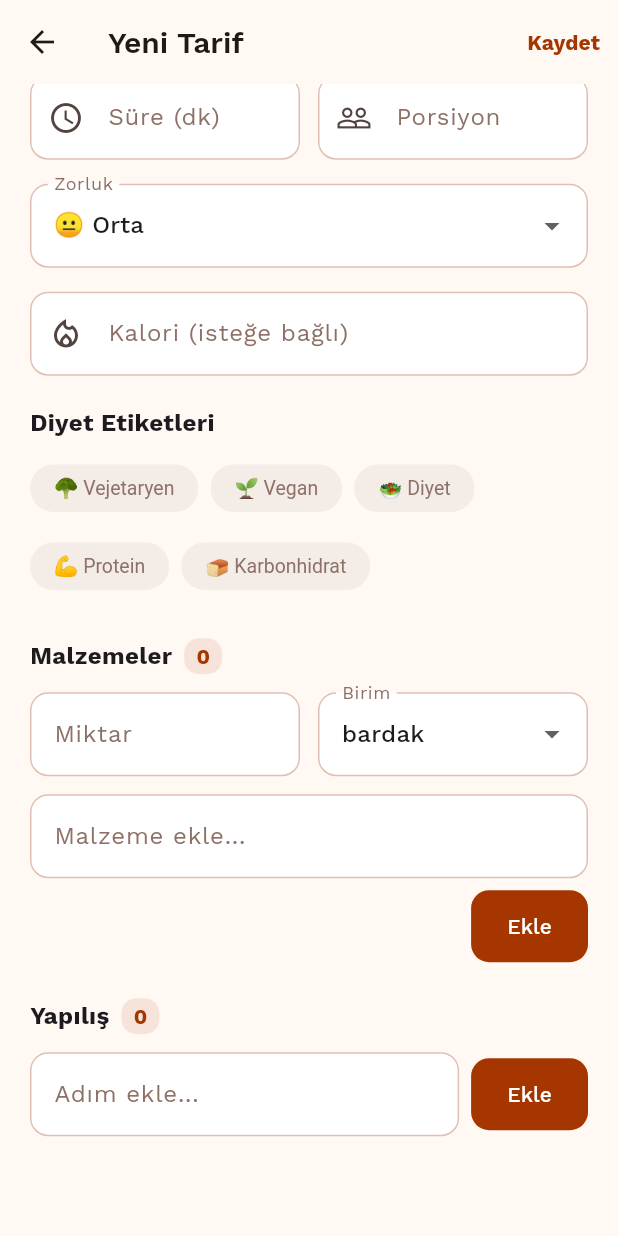
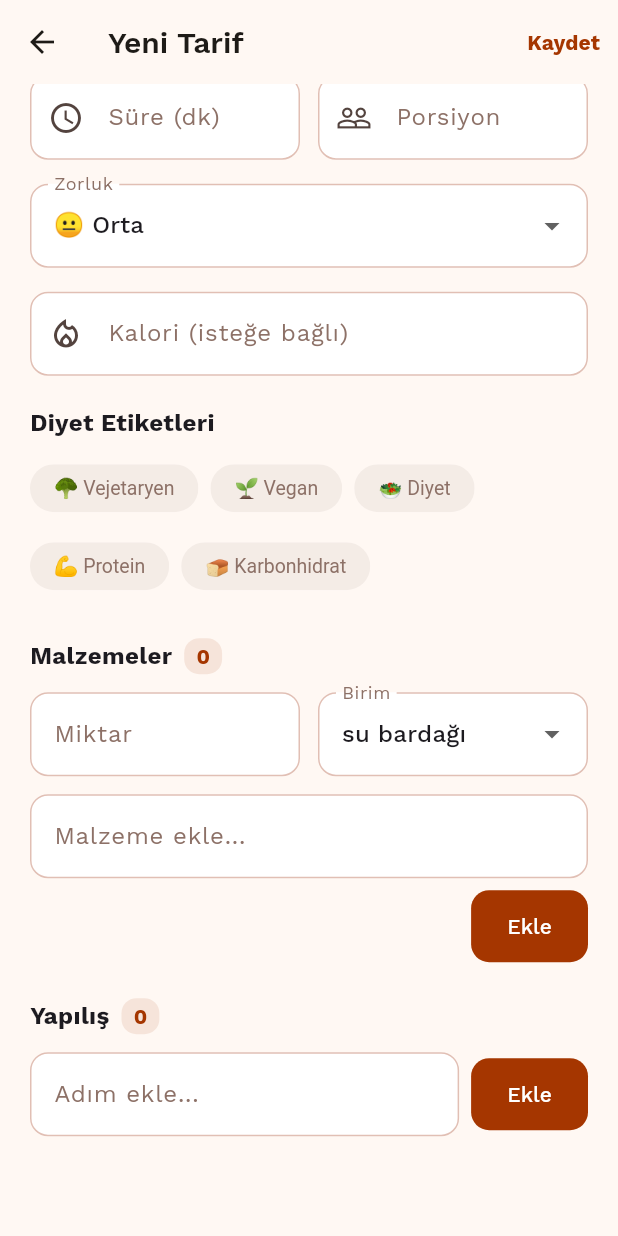
Before and after one commit to mervegndo/recipeApp, a Flutter app: the AddRecipeScreen screen opened directly with empty values, scrolled down 562 dp, on a phone screen of 412 x 824 dp. Run offline on Flutter 3.47's test engine with Material 3 defaults, Android fonts, the phone set to English and light mode, and no system bars; our stand-ins replace cached_network_image, cloud_firestore, firebase_auth, firebase_core, firebase_storage, google_fonts and 2 more; missing offline and left inert: translator; accounts and stored records are empty.

Commit message:
İyileştirmeler

```diff
--- a/lib/screens/auth/login_screen.dart
+++ b/lib/screens/auth/login_screen.dart
@@ -109,7 +109,9 @@ class _LoginScreenState extends State<LoginScreen> {
           ),
           ElevatedButton(
             onPressed: () async {
-              if (emailController.text.trim().isEmpty) return;
+              if (emailController.text.trim().isEmpty) {
+                return;
+              }
               try {
                 await _authService.resetPassword(emailController.text.trim());
                 if (mounted) {
--- a/lib/screens/auth/register_screen.dart
+++ b/lib/screens/auth/register_screen.dart
@@ -205,9 +205,6 @@ class _RegisterScreenState extends State<RegisterScreen> {
                   decoration: InputDecoration(
                     labelText: s.isEnglish ? 'Full Name' : 'Ad Soyad',
                     prefixIcon: const Icon(Icons.person_outline),
-                    helperText: s.isEnglish
-                        ? 'Letters only, no numbers'
-                        : 'Yalnızca harf girilir, sayı girilmez',
                     helperStyle: const TextStyle(fontSize: 11),
                   ),
                   validator: (v) {
@@ -248,7 +245,7 @@ class _RegisterScreenState extends State<RegisterScreen> {
                       return s.isEnglish ? 'Email cannot be empty' : 'E-posta boş olamaz';
                     }
                     final emailRegex =
-                    RegExp(r'^[\w.+\-]+@[a-zA-Z\d\-]+\.[a-zA-Z]{2,}$');
+                    RegExp(r'^[\w.+\-]+@([a-zA-Z\d\-]+\.)+[a-zA-Z]{2,}$');
                     if (!emailRegex.hasMatch(v.trim())) {
                       return s.isEnglish
                           ? 'Enter a valid email (e.g. name@mail.com)'
--- a/lib/screens/recipe/add_recipe_screen.dart
+++ b/lib/screens/recipe/add_recipe_screen.dart
@@ -49,10 +49,12 @@ class _AddRecipeScreenState extends State<AddRecipeScreen> {
 
   final List<Map<String, String>> _unitOptions = [
     {'key': 'tsp',  'en': 'tsp',          'tr': 'çay kaşığı'},
+    {'key': 'dsp',  'en': 'dsp',          'tr': 'tatlı kaşığı'},
     {'key': 'tbsp', 'en': 'tbsp',         'tr': 'yemek kaşığı'},
-    {'key': 'cup',  'en': 'cup',          'tr': 'bardak'},
-    {'key': 'glass','en': 'glass',        'tr': 'su bardağı'},
+    {'key': 'cup',  'en': 'cup',          'tr': 'su bardağı'},
+    {'key': 'tea cup','en': 'tea cup',        'tr': 'çay bardağı'},
     {'key': 'piece','en': 'piece',        'tr': 'adet'},
+    {'key': 'pack of','en': 'pack of',        'tr': 'paket'},
     {'key': 'g',    'en': 'g',            'tr': 'g'},
     {'key': 'kg',   'en': 'kg',           'tr': 'kg'},
     {'key': 'ml',   'en': 'ml',           'tr': 'ml'},
```
